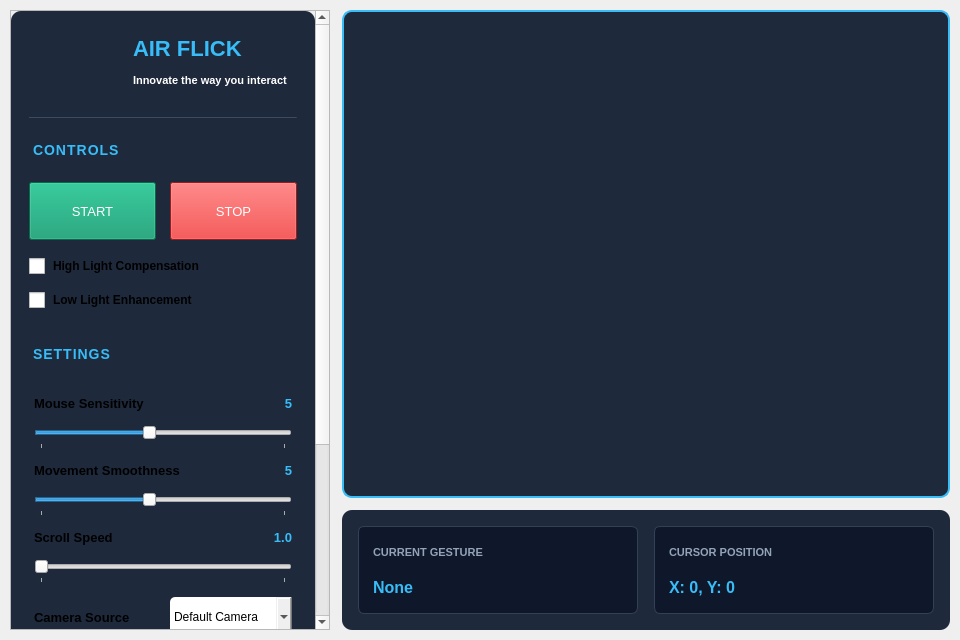
Before: the Qt Designer form air_flick.ui in VPS010/Airflick, drawn with Qt 5.
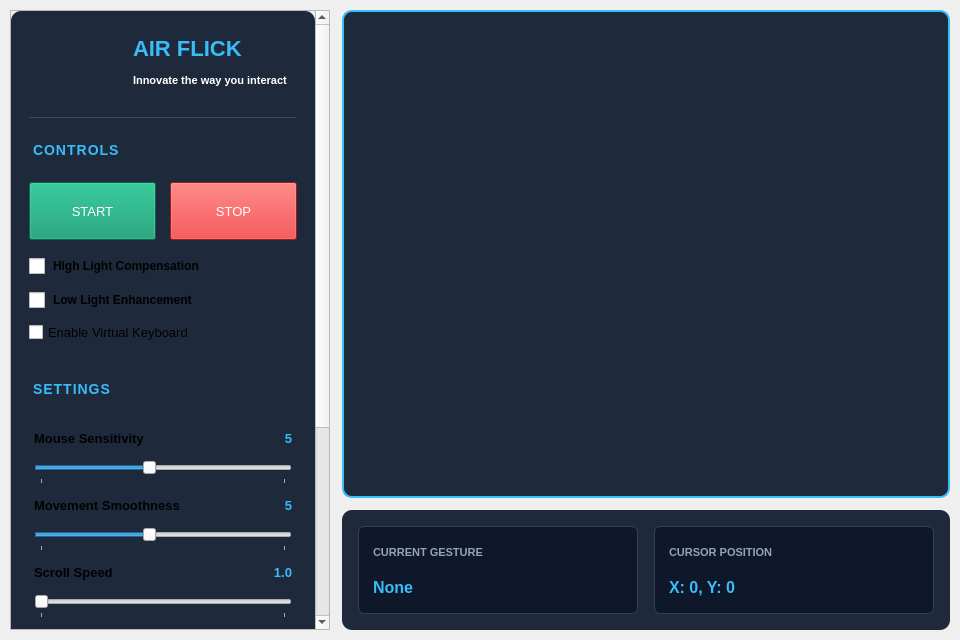
After: the same form once the commit is applied. Icons and pictures are not drawn.

Commit message: v-keyboard

```diff
--- a/air_flick.ui
+++ b/air_flick.ui
@@ -486,6 +486,19 @@
               </property>
              </widget>
             </item>
+            <item row="3" column="0" colspan="2">
+             <widget class="QCheckBox" name="virtualKeyboardToggle">
+              <property name="styleSheet">
+               <string notr="true">font-size: 13px;</string>
+              </property>
+              <property name="text">
+               <string>Enable Virtual Keyboard</string>
+              </property>
+              <property name="checked">
+               <bool>false</bool>
+              </property>
+             </widget>
+            </item>
           </layout>
           </item>
           <item>
```
The commit also changes 2 other files.
